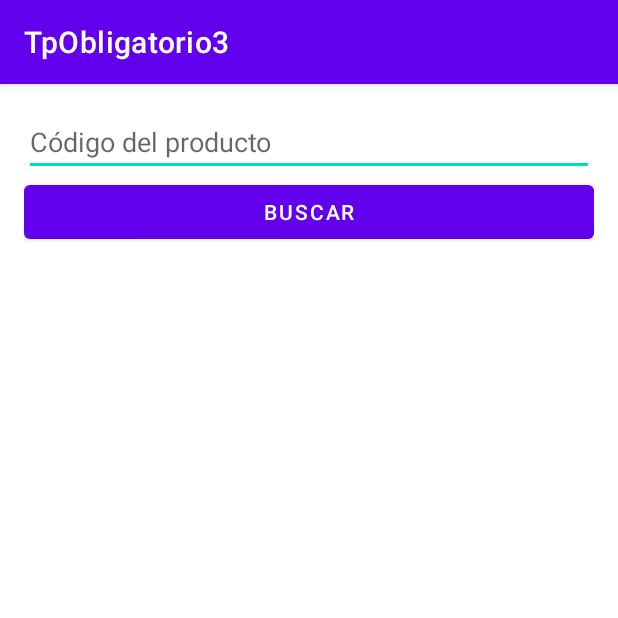
After one commit to Jonise1564/TpObligatorio3, an Android app: the fragment BusquedaFragment shown on its own in the app's theme, on a phone screen of 412 x 824 dp, the top half of it. The commit adds this screen. Run offline under Robolectric (Android 15) with nearby library versions, the phone set to English and light mode, and no system bars.

Commit message:
Busqueda

```diff
--- a/app/src/main/java/com/example/tpobligatorio3/model/Producto.java
+++ b/app/src/main/java/com/example/tpobligatorio3/model/Producto.java
@@ -1,6 +1,8 @@
 package com.example.tpobligatorio3.model;
 
-public class Producto {
+import java.io.Serializable;
+
+public class Producto implements Serializable {
     private String descripcion, codigo;
     private double precio;
 
--- /dev/null
+++ b/app/src/main/java/com/example/tpobligatorio3/ui/busqueda/BusquedaFragment.java
@@ -0,0 +1,45 @@
+package com.example.tpobligatorio3.ui.busqueda;
+
+import android.os.Bundle;
+
+import androidx.fragment.app.Fragment;
+import androidx.navigation.Navigation;
+
+import android.view.LayoutInflater;
+import android.view.View;
+import android.view.ViewGroup;
+import android.widget.Button;
+import android.widget.EditText;
+import android.widget.Toast;
+
+import com.example.tpobligatorio3.R;
+import com.example.tpobligatorio3.model.Producto;
+import com.example.tpobligatorio3.model.RepositorioProductos;
+
+
+public class BusquedaFragment extends Fragment {
+    private EditText editCodigo;
+    private Button btnBuscar;
+
+    public View onCreateView(LayoutInflater inflater, ViewGroup container, Bundle savedInstanceState) {
+        View view = inflater.inflate(R.layout.fragment_busqueda, container, false);
+
+        editCodigo = view.findViewById(R.id.editTextCodigo);
+        btnBuscar = view.findViewById(R.id.buttonBuscar);
+
+        btnBuscar.setOnClickListener(v -> {
+            String codigo = editCodigo.getText().toString();
+            Producto producto = RepositorioProductos.buscarPorCodigo(codigo);
+
+            if (producto != null) {
+                Bundle bundle = new Bundle();
+                bundle.putSerializable("producto", producto);
+                Navigation.findNavController(view).navigate(R.id.nav_detalle_producto, bundle);
+            } else {
+                Toast.makeText(getContext(), "Producto no encontrado", Toast.LENGTH_SHORT).show();
+            }
+        });
+
+        return view;
+    }
+}
--- a/app/src/main/java/com/example/tpobligatorio3/ui/gallery/ListaProductosAdapter.java
+++ b/app/src/main/java/com/example/tpobligatorio3/ui/gallery/ListaProductosAdapter.java
@@ -10,6 +10,7 @@ import androidx.recyclerview.widget.RecyclerView;
 
 import com.example.tpobligatorio3.R;
 import com.example.tpobligatorio3.model.Producto;
+import com.example.tpobligatorio3.model.RepositorioProductos;
 
 import java.text.DecimalFormat;
 import java.util.ArrayList;
@@ -31,6 +32,8 @@ public class ListaProductosAdapter extends RecyclerView.Adapter<ListaProductosAd
         this.lista = lista;
         this.li = li;
         this.context = context;
+        //Cargar productos en el repositorio
+        RepositorioProductos.cargarProductos(lista);
     }
 
     @NonNull
--- /dev/null
+++ b/app/src/main/res/layout/fragment_busqueda.xml
@@ -0,0 +1,19 @@
+<?xml version="1.0" encoding="utf-8"?>
+<LinearLayout xmlns:android="http://schemas.android.com/apk/res/android"
+    android:orientation="vertical"
+    android:padding="16dp"
+    android:layout_width="match_parent"
+    android:layout_height="match_parent">
+
+    <EditText
+        android:id="@+id/editTextCodigo"
+        android:hint="Código del producto"
+        android:layout_width="match_parent"
+        android:layout_height="wrap_content" />
+
+    <Button
+        android:id="@+id/buttonBuscar"
+        android:text="Buscar"
+        android:layout_width="match_parent"
+        android:layout_height="wrap_content" />
+</LinearLayout>
--- a/app/src/main/res/menu/activity_main_drawer.xml
+++ b/app/src/main/res/menu/activity_main_drawer.xml
@@ -4,6 +4,12 @@
     tools:showIn="navigation_view">
 
     <group android:checkableBehavior="single">
+
+
+        <item
+            android:id="@+id/nav_busqueda"
+            android:icon="@drawable/buscar"
+            android:title="Búsqueda" />
         <item
             android:id="@+id/nav_home"
             android:icon="@drawable/cargar"
--- a/app/src/main/res/values/strings.xml
+++ b/app/src/main/res/values/strings.xml
@@ -17,4 +17,6 @@
     <string name="cargar_producto">Cargar Producto</string>
     <string name="ver_productos">Ver Productos</string>
     <string name="salir">Salir</string>
+    <!-- TODO: Remove or change this placeholder text -->
+    <string name="hello_blank_fragment">Hello blank fragment</string>
 </resources>
```
Also changed, not shown: app/src/main/java/com/example/tpobligatorio3/model/RepositorioProductos.java (added, +30 -0 lines), app/src/main/java/com/example/tpobligatorio3/ui/detalle/DetalleProductoFragment.java (added, +37 -0 lines), app/src/main/java/com/example/tpobligatorio3/ui/home/HomeFragment.java (+25 -5 lines), app/src/main/res/layout/fragment_detalle_producto.xml (added, +29 -0 lines), app/src/main/res/navigation/mobile_navigation.xml (+20 -0 lines), app/src/main/res/drawable/buscar.png (added).
